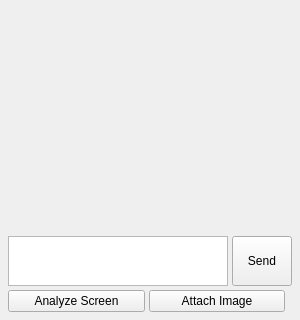
Old version of the form src/gui/ai/ChatWidget.ui in the repository openscad/openscad; both pictures show x 0 to 300 and y 180 to 500 of the 300 by 500 pixel window.
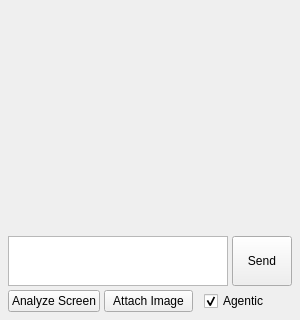
New version of the form. Custom widgets are drawn as their Qt base class.

Commit message:
Add viewport tools and AI agent modes
Adds get_viewport and set_camera AI tools and implements two AI operating modes: agentic (autonomous multi-turn: apply changes and trigger preview) and interactive review (propose changes for user acceptance; defer preview and auto-fire on accept). Introduces max_auto_turns profile parameter and getter, enforces turn caps, and updates system prompts. Chat UI: adds Agentic checkbox, handles applying vs proposing code, defers/auto-triggers previews, and logs viewport/camera actions. Preferences default for max_auto_turns is added.

```diff
--- a/src/gui/ai/ChatWidget.ui
+++ b/src/gui/ai/ChatWidget.ui
@@ -276,6 +276,19 @@
            </property>
           </spacer>
          </item>
+         <item>
+          <widget class="QCheckBox" name="agentModeCheckBox">
+           <property name="toolTip">
+            <string>Agentic mode: allow the AI to call tools in multiple automatic turns per request</string>
+           </property>
+           <property name="text">
+            <string>Agentic</string>
+           </property>
+           <property name="checked">
+            <bool>true</bool>
+           </property>
+          </widget>
+         </item>
         </layout>
        </item>
       </layout>
```
The commit also changes 6 other files.
